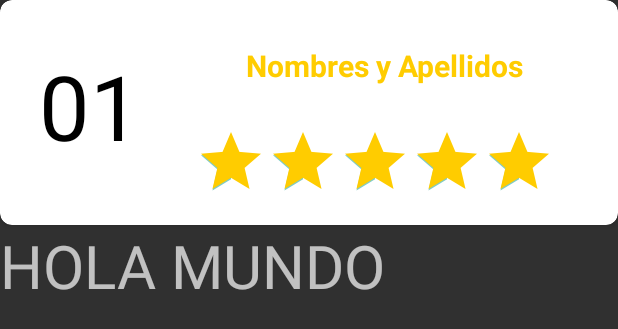
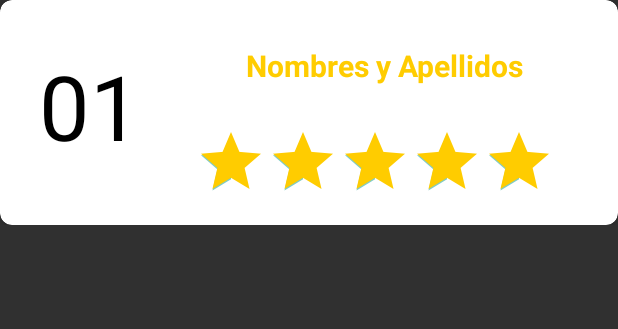
Before and after one commit to joseft-jack18/ThakhiAppV3, an Android app: the layout lista_calificaciones.xml on its own in the app's theme, with its tools: preview values and no code run, on a phone screen of 412 x 824 dp. Shown: the top 329 px of the screen. Run offline under Robolectric (Android 15) with nearby library versions, the phone set to English and light mode, and no system bars.

Commit message:
Borrando en texto Hola mundo

```diff
--- a/app/src/main/res/layout/lista_calificaciones.xml
+++ b/app/src/main/res/layout/lista_calificaciones.xml
@@ -75,12 +75,6 @@
         </RelativeLayout>
     </androidx.cardview.widget.CardView>
 
-    <TextView
-        android:layout_width="wrap_content"
-        android:layout_height="wrap_content"
-        android:text="HOLA MUNDO"
-        android:textSize="40dp">
 
-    </TextView>
 
 </LinearLayout>
```
